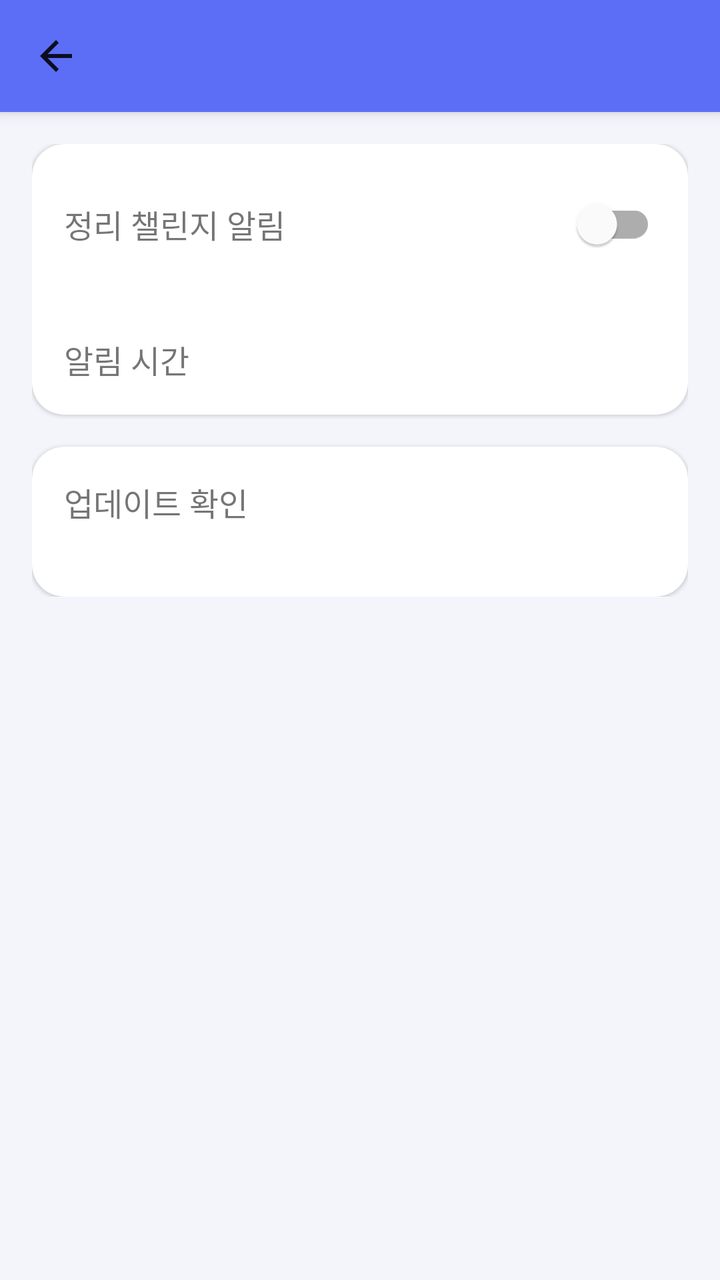
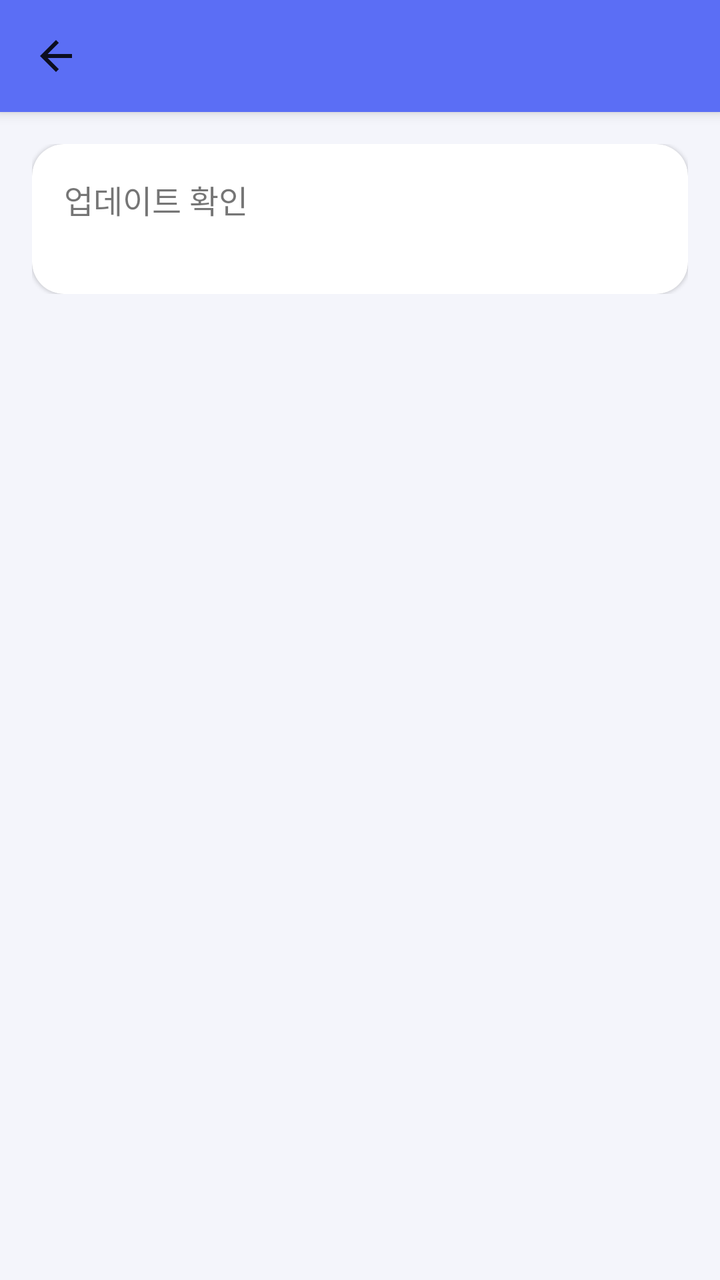

The first picture is an Android layout as it rendered before a commit; the second is the same layout after the commit. The layout source and the unified diff follow.
<!-- AndroidManifest.xml: application theme Theme.PhotoOrganizer -->
<!-- res/layout/activity_settings.xml -->
<?xml version="1.0" encoding="utf-8"?>
<androidx.coordinatorlayout.widget.CoordinatorLayout xmlns:android="http://schemas.android.com/apk/res/android"
    xmlns:app="http://schemas.android.com/apk/res-auto"
    android:layout_width="match_parent"
    android:layout_height="match_parent"
    android:background="@color/background">

    <com.google.android.material.appbar.AppBarLayout
        android:layout_width="match_parent"
        android:layout_height="wrap_content">

        <com.google.android.material.appbar.MaterialToolbar
            android:id="@+id/toolbar"
            android:layout_width="match_parent"
            android:layout_height="?attr/actionBarSize"
            android:background="@android:color/transparent"
            android:title="@string/title_settings"
            app:navigationIcon="@drawable/ic_back" />

    </com.google.android.material.appbar.AppBarLayout>

    <LinearLayout
        android:layout_width="match_parent"
        android:layout_height="wrap_content"
        android:orientation="vertical"
        android:padding="16dp"
        app:layout_behavior="@string/appbar_scrolling_view_behavior">

        <com.google.android.material.card.MaterialCardView
            android:layout_width="match_parent"
            android:layout_height="wrap_content"
            app:cardCornerRadius="16dp"
            app:cardElevation="1dp"
            app:strokeWidth="0dp">

            <LinearLayout
                android:layout_width="match_parent"
                android:layout_height="wrap_content"
                android:orientation="vertical">

                <LinearLayout
                    android:layout_width="match_parent"
                    android:layout_height="wrap_content"
                    android:gravity="center_vertical"
                    android:orientation="horizontal"
                    android:padding="16dp">

                    <TextView
                        android:layout_width="0dp"
                        android:layout_height="wrap_content"
                        android:layout_weight="1"
                        android:text="@string/settings_enable_label"
                        android:textSize="16sp" />

                    <com.google.android.material.switchmaterial.SwitchMaterial
                        android:id="@+id/switchEnabled"
                        android:layout_width="wrap_content"
                        android:layout_height="wrap_content" />

                </LinearLayout>

                <LinearLayout
                    android:id="@+id/rowTime"
                    android:layout_width="match_parent"
                    android:layout_height="wrap_content"
                    android:background="?attr/selectableItemBackground"
                    android:clickable="true"
                    android:focusable="true"
                    android:gravity="center_vertical"
                    android:orientation="horizontal"
                    android:padding="16dp">

                    <TextView
                        android:layout_width="0dp"
                        android:layout_height="wrap_content"
                        android:layout_weight="1"
                        android:text="@string/settings_time_label"
                        android:textSize="16sp" />

                    <TextView
                        android:id="@+id/textTimeValue"
                        android:layout_width="wrap_content"
                        android:layout_height="wrap_content"
                        android:textColor="@color/primary"
                        android:textSize="16sp"
                        android:textStyle="bold" />

                </LinearLayout>

            </LinearLayout>

        </com.google.android.material.card.MaterialCardView>

        <com.google.android.material.card.MaterialCardView
            android:layout_width="match_parent"
            android:layout_height="wrap_content"
            android:layout_marginTop="16dp"
            app:cardCornerRadius="16dp"
            app:cardElevation="1dp"
            app:strokeWidth="0dp">

            <LinearLayout
                android:id="@+id/rowCheckUpdate"
                android:layout_width="match_parent"
                android:layout_height="wrap_content"
                android:background="?attr/selectableItemBackground"
                android:clickable="true"
                android:focusable="true"
                android:gravity="center_vertical"
                android:orientation="horizontal"
                android:padding="16dp">

                <LinearLayout
                    android:layout_width="0dp"
                    android:layout_height="wrap_content"
                    android:layout_weight="1"
                    android:orientation="vertical">

                    <TextView
                        android:layout_width="wrap_content"
                        android:layout_height="wrap_content"
                        android:text="@string/settings_check_update_label"
                        android:textSize="16sp" />

                    <TextView
                        android:id="@+id/textCurrentVersion"
                        android:layout_width="wrap_content"
                        android:layout_height="wrap_content"
                        android:layout_marginTop="2dp"
                        android:textColor="@color/text_secondary"
                        android:textSize="13sp" />

                </LinearLayout>

                <ProgressBar
                    android:id="@+id/progressUpdateCheck"
                    style="?android:attr/progressBarStyleSmall"
                    android:layout_width="wrap_content"
                    android:layout_height="wrap_content"
                    android:visibility="gone" />

            </LinearLayout>

        </com.google.android.material.card.MaterialCardView>

    </LinearLayout>

</androidx.coordinatorlayout.widget.CoordinatorLayout>
<!-- resources referenced by this layout -->
<resources>
  <color name="background">#F4F5FB</color>
  <color name="primary">#5B6EF5</color>
  <color name="text_secondary">#757575</color>
  <!-- drawable ic_back (drawable) -->
  <vector xmlns:android="http://schemas.android.com/apk/res/android"
      android:width="24dp"
      android:height="24dp"
      android:viewportWidth="24"
      android:viewportHeight="24">
      <path
          android:fillColor="#DE000000"
          android:pathData="M20,11H7.83l5.59,-5.59L12,4l-8,8 8,8 1.41,-1.41L7.83,13H20v-2z" />
  </vector>
  <string name="settings_check_update_label">업데이트 확인</string>
  <string name="settings_enable_label">정리 챌린지 알림</string>
  <string name="settings_time_label">알림 시간</string>
  <string name="title_settings">챌린지 설정</string>
  <style name="Theme.PhotoOrganizer" parent="Theme.MaterialComponents.DayNight.NoActionBar">
          <item name="colorPrimary">@color/primary</item>
          <item name="colorPrimaryDark">@color/primary_dark</item>
          <item name="colorAccent">@color/primary</item>
          <item name="android:windowBackground">@color/background</item>
          <item name="android:statusBarColor" tools:targetApi="21">@color/primary_dark</item>
      </style>
  <color name="primary_dark">#2A3EB1</color>
</resources>

<!-- the commit's change to res/layout/activity_settings.xml (unified diff, before → after) -->
@@ -29,72 +29,6 @@
         <com.google.android.material.card.MaterialCardView
             android:layout_width="match_parent"
             android:layout_height="wrap_content"
-            app:cardCornerRadius="16dp"
-            app:cardElevation="1dp"
-            app:strokeWidth="0dp">
-
-            <LinearLayout
-                android:layout_width="match_parent"
-                android:layout_height="wrap_content"
-                android:orientation="vertical">
-
-                <LinearLayout
-                    android:layout_width="match_parent"
-                    android:layout_height="wrap_content"
-                    android:gravity="center_vertical"
-                    android:orientation="horizontal"
-                    android:padding="16dp">
-
-                    <TextView
-                        android:layout_width="0dp"
-                        android:layout_height="wrap_content"
-                        android:layout_weight="1"
-                        android:text="@string/settings_enable_label"
-                        android:textSize="16sp" />
-
-                    <com.google.android.material.switchmaterial.SwitchMaterial
-                        android:id="@+id/switchEnabled"
-                        android:layout_width="wrap_content"
-                        android:layout_height="wrap_content" />
-
-                </LinearLayout>
-
-                <LinearLayout
-                    android:id="@+id/rowTime"
-                    android:layout_width="match_parent"
-                    android:layout_height="wrap_content"
-                    android:background="?attr/selectableItemBackground"
-                    android:clickable="true"
-                    android:focusable="true"
-                    android:gravity="center_vertical"
-                    android:orientation="horizontal"
-                    android:padding="16dp">
-
-                    <TextView
-                        android:layout_width="0dp"
-                        android:layout_height="wrap_content"
-                        android:layout_weight="1"
-                        android:text="@string/settings_time_label"
-                        android:textSize="16sp" />
-
-                    <TextView
-                        android:id="@+id/textTimeValue"
-                        android:layout_width="wrap_content"
-                        android:layout_height="wrap_content"
-                        android:textColor="@color/primary"
-                        android:textSize="16sp"
-                        android:textStyle="bold" />
-
-                </LinearLayout>
-
-            </LinearLayout>
-
-        </com.google.android.material.card.MaterialCardView>
-
-        <com.google.android.material.card.MaterialCardView
-            android:layout_width="match_parent"
-            android:layout_height="wrap_content"
-            android:layout_marginTop="16dp"
             app:cardCornerRadius="16dp"
             app:cardElevation="1dp"
             app:strokeWidth="0dp">
<!-- resource entries referenced after the edit -->
@@ -14,9 +14,7 @@
           android:pathData="M20,11H7.83l5.59,-5.59L12,4l-8,8 8,8 1.41,-1.41L7.83,13H20v-2z" />
   </vector>
   <string name="settings_check_update_label">업데이트 확인</string>
-  <string name="settings_enable_label">정리 챌린지 알림</string>
-  <string name="settings_time_label">알림 시간</string>
-  <string name="title_settings">챌린지 설정</string>
+  <string name="title_settings">설정</string>
   <style name="Theme.PhotoOrganizer" parent="Theme.MaterialComponents.DayNight.NoActionBar">
           <item name="colorPrimary">@color/primary</item>
           <item name="colorPrimaryDark">@color/primary_dark</item>
